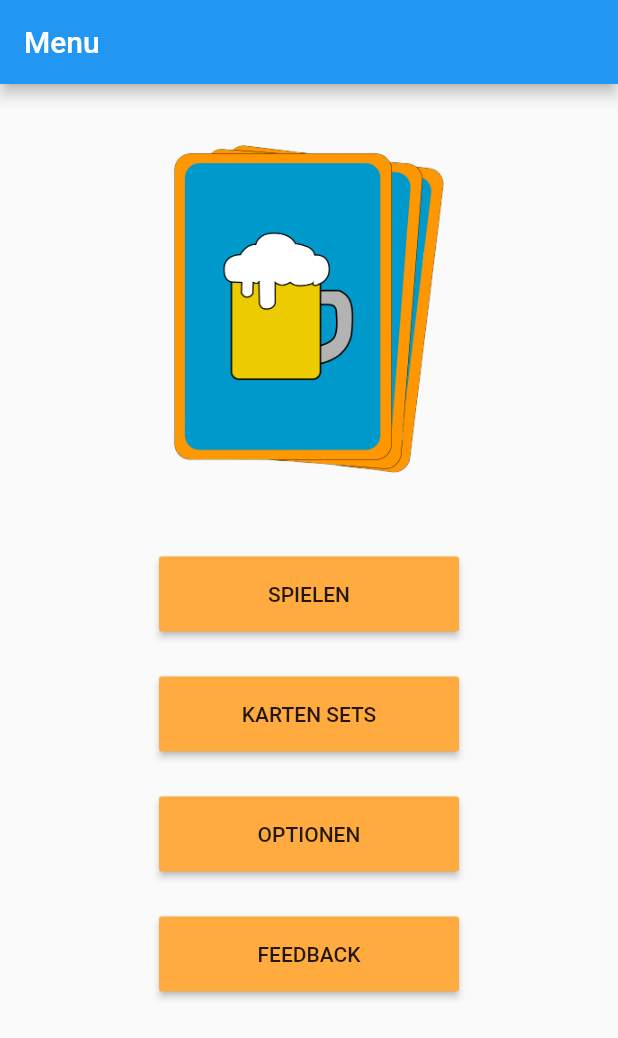
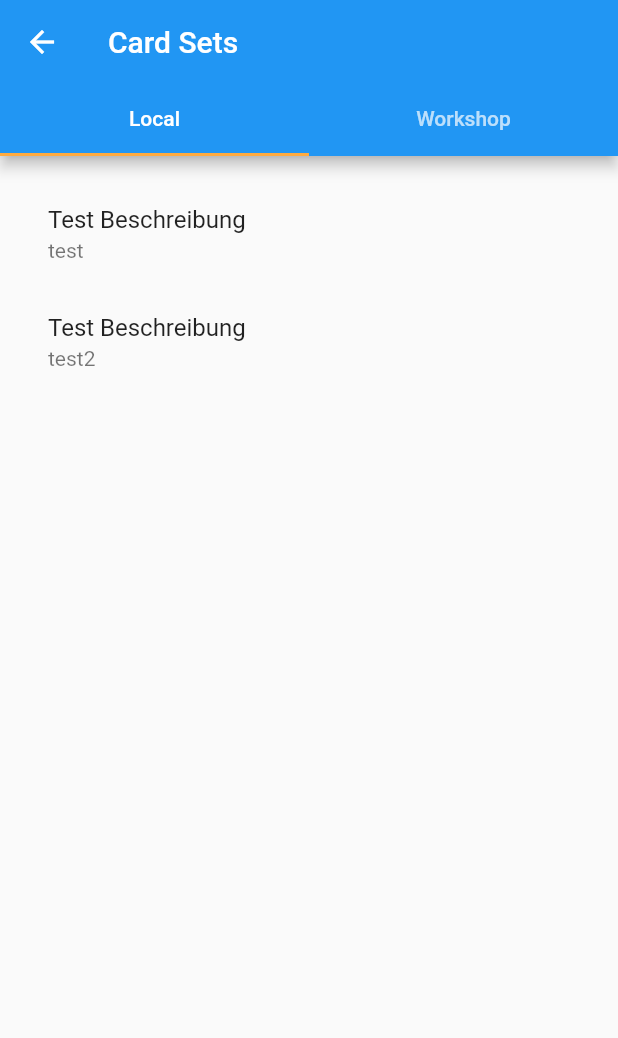
Before and after one commit to dasanten/YourDrinkinggame, a Flutter app: the screen it shows after launch, after a tap on "KARTEN SETS", on a phone screen of 412 x 824 dp. Shown: the top 1038 px of the screen. Run offline on Flutter 3.47's test engine with Material 2 defaults, Android fonts, the phone set to English and light mode, and no system bars.

Commit message:
added CardSets Tab View

```diff
--- /dev/null
+++ b/flutter_frontend/your_drinking_game_app/lib/cardSetsView/CardSetsTabView.dart
@@ -0,0 +1,36 @@
+import 'package:flutter/material.dart';
+import 'package:your_drinking_game_app/cardSetsView/local/LocalCardSetsView.dart';
+import 'package:your_drinking_game_app/cardSetsView/workshop/WorkshopCardSetsView.dart';
+
+
+class CardSetsTabView extends StatelessWidget {
+
+  final tabs = [
+    "Local",
+    "Workshop",
+  ];
+
+
+  @override
+  Widget build(BuildContext context) {
+    return DefaultTabController(
+      length: 2,
+      child: Scaffold(
+        appBar: AppBar(
+          title: Text("Card Sets"),
+          bottom: TabBar(
+            isScrollable: false,
+            tabs: [ for (final tab in tabs) Tab(text: tab,) ],
+          ),
+        ),
+        body: TabBarView(
+            children: [
+              LocalCardSetsView(),
+              WorkshopCardSetsView(),
+            ]
+        ),
+      ),
+    );
+  }
+
+}
--- /dev/null
+++ b/flutter_frontend/your_drinking_game_app/lib/cardSetsView/local/LocalCardSetsView.dart
@@ -0,0 +1,57 @@
+import 'package:flutter/cupertino.dart';
+import 'package:flutter/material.dart';
+import 'package:flutter/rendering.dart';
+import 'package:your_drinking_game_app/models/CardSet.dart';
+
+class LocalCardSetsView extends StatefulWidget {
+
+  @override
+  State<StatefulWidget> createState() => _LocalCardSetsView();
+}
+
+class _LocalCardSetsView extends State<LocalCardSetsView> {
+
+  List<CardSet> cardSetList = [];
+
+  @override
+  Widget build(BuildContext context) {
+
+    CardSet cardSet1 = new CardSet();
+    cardSet1
+      ..description = "test"
+      ..name = "Test Beschreibung";
+
+    CardSet cardSet2 = new CardSet();
+    cardSet2
+      ..description = "test2"
+      ..name = "Test Beschreibung";
+
+    cardSetList.add(cardSet1);
+    cardSetList.add(cardSet2);
+
+    return Scaffold (
+      body: CardSets()
+    );
+  }
+
+
+  Widget CardSets() {
+    return ListView.builder(
+      itemCount: cardSetList.length,
+      padding: EdgeInsets.all(16.0),
+      itemBuilder: (context, i) {
+        return _buildCardSet(cardSetList[i]);
+      },
+    );
+  }
+
+  Widget _buildCardSet(CardSet cardSet) {
+    return ListTile (
+      title: Text(cardSet.name),
+      subtitle: Text(cardSet.description),
+    );
+  }
+
+
+
+}
--- /dev/null
+++ b/flutter_frontend/your_drinking_game_app/lib/cardSetsView/workshop/WorkshopCardSetsView.dart
@@ -0,0 +1,14 @@
+import 'package:flutter/material.dart';
+
+class WorkshopCardSetsView extends StatelessWidget {
+  @override
+  Widget build(BuildContext context) {
+    return Scaffold (
+      body: Center(
+        child: Text("test"),
+      ),
+    );
+  }
+
+
+}
--- a/flutter_frontend/your_drinking_game_app/lib/main.dart
+++ b/flutter_frontend/your_drinking_game_app/lib/main.dart
@@ -1,4 +1,5 @@
 import 'package:flutter/material.dart';
+import 'package:your_drinking_game_app/cardSetsView/CardSetsTabView.dart';
 import 'package:your_drinking_game_app/game/CardDisplay.dart';
 import 'game/PlayerInput.dart';
 
@@ -14,6 +15,7 @@ void main() {
       primaryColorDark: Colors.blueAccent,
       accentColor: Colors.orangeAccent,
       buttonColor: Colors.orangeAccent,
+      bottomAppBarColor: Colors.grey.shade300,
     ),
     darkTheme: ThemeData.dark(),
   ));
@@ -57,7 +59,12 @@ class Menu extends StatelessWidget {
                 margin: EdgeInsets.all(menuMargin),
                 child: RaisedButton(
                   child: Text('Karten Sets'.toUpperCase()),
-                  onPressed: () {},
+                  onPressed: (){
+                    Navigator.push(
+                      context,
+                      MaterialPageRoute(builder: (context) => CardSetsTabView()),
+                    );
+                  },
                 )
             ),
             Container(
--- /dev/null
+++ b/flutter_frontend/your_drinking_game_app/lib/models/CardSet.dart
@@ -0,0 +1,4 @@
+class CardSet {
+  String name;
+  String description;
+}
```
